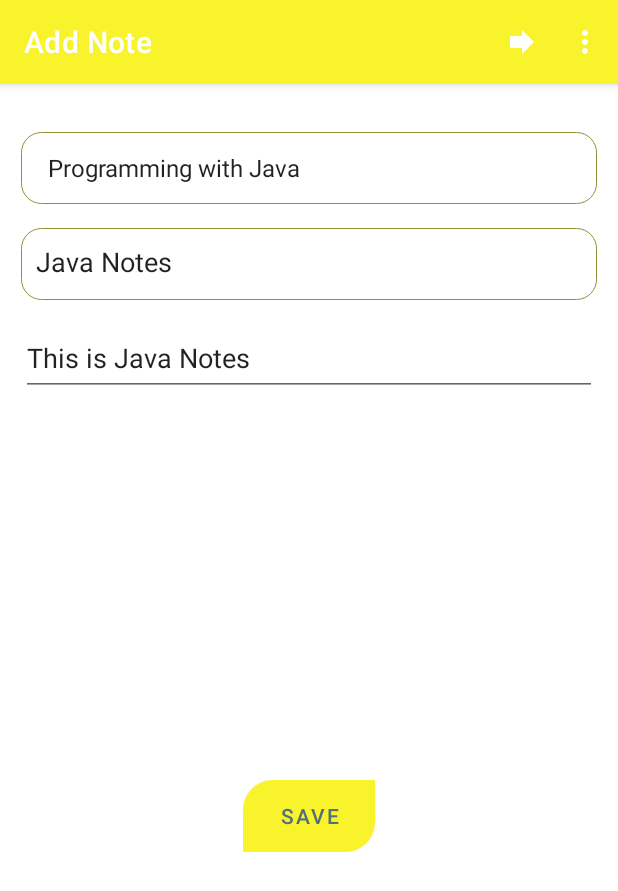
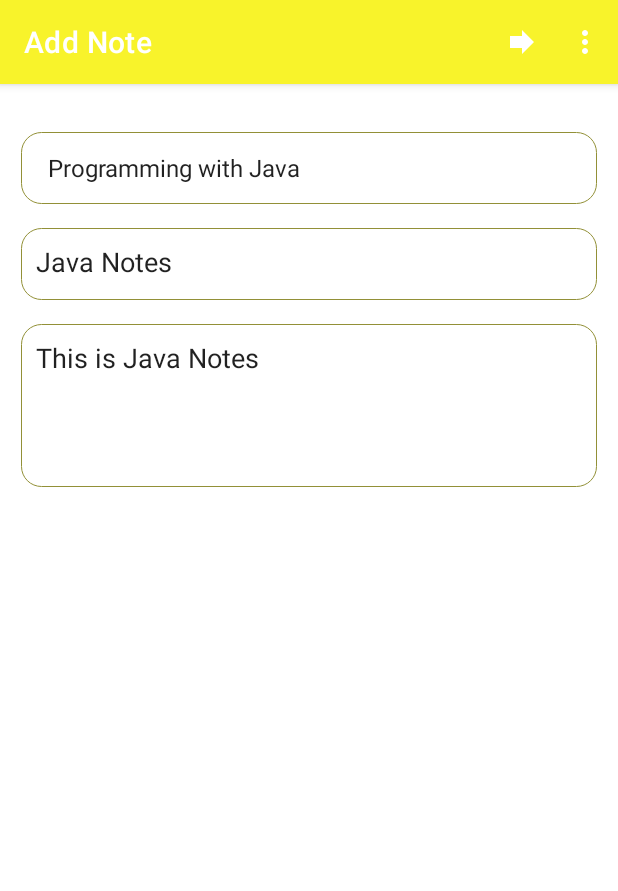
Before and after one commit to brightsonmacha/gads2021-noteapp, an Android app: the screen it shows after launch (MainActivity), after a tap on "Java Notes", on a phone screen of 412 x 824 dp. Shown: the top 891 px of the screen. Run offline under Robolectric (Android 15) with nearby library versions, the phone set to English and light mode, and no system bars; 1 other tap on this screen came first.

Commit message:
Handle percistance

```diff
--- a/app/build.gradle
+++ b/app/build.gradle
@@ -33,7 +33,6 @@ android {
 }
 
 dependencies {
-
     implementation 'androidx.appcompat:appcompat:1.3.1'
     implementation 'com.google.android.material:material:1.4.0'
     implementation 'androidx.constraintlayout:constraintlayout:2.1.1'
--- a/app/src/main/java/com/example/noteapp/MainActivity.kt
+++ b/app/src/main/java/com/example/noteapp/MainActivity.kt
@@ -11,34 +11,32 @@ import androidx.appcompat.app.AppCompatActivity
 
 class MainActivity : AppCompatActivity() {
     private var notePosition = NOTE_SET_POSITION
+
     override fun onCreate(savedInstanceState: Bundle?) {
         super.onCreate(savedInstanceState)
         setContentView(R.layout.activity_main)
 
-        val adCourse = ArrayAdapter(this,android.R.layout.simple_spinner_item, DataManager.courses().values.toList())
+        val adCourse = ArrayAdapter(
+            this,
+            android.R.layout.simple_spinner_item,
+            DataManager.courses().values.toList()
+        )
         adCourse.setDropDownViewResource(android.R.layout.simple_spinner_dropdown_item)
 
-        val spinnerCourse =findViewById<Spinner>(R.id.spinnerCourse)
-        spinnerCourse.adapter = adCourse
+        val spinner = findViewById<Spinner>(R.id.spinnerCourse)
+        spinner.adapter = adCourse
 
-        notePosition = intent.getIntExtra(NOTE_POSITION, NOTE_SET_POSITION)
+        notePosition = savedInstanceState?.getInt(NOTE_POSITION, NOTE_SET_POSITION) ?:
+            intent.getIntExtra(NOTE_POSITION, NOTE_SET_POSITION)
 
         if(notePosition != NOTE_SET_POSITION)
             displayNotes()
+        else{
+            DataManager.notes.add(NoteInfo())
+            notePosition = DataManager.notes.lastIndex
+        }
     }
 
-    private fun displayNotes() {
-        val note = DataManager.notes[notePosition]
-        val txtTitle = findViewById<TextView>(R.id.txtTitle)
-        val txtDesc = findViewById<TextView>(R.id.txtDesc)
-        val spinner = findViewById<Spinner>(R.id.spinnerCourse)
-
-        val course = DataManager.courses().values.indexOf(note.course)
-        spinner.setSelection(course)
-
-        txtTitle.text = note.noteTitle
-        txtDesc.text = note.noteDesc
-    }
 
     //Option Menu Item
     override fun onCreateOptionsMenu(menu: Menu?): Boolean {
@@ -57,6 +55,27 @@ class MainActivity : AppCompatActivity() {
         }
     }
 
+    override fun onPause() {
+        super.onPause()
+        saveNote()
+    }
+
+    override fun onSaveInstanceState(outState: Bundle) {
+        super.onSaveInstanceState(outState)
+        outState.putInt(NOTE_POSITION, notePosition)
+    }
+
+    private fun saveNote() {
+        val note = DataManager.notes[notePosition]
+        val txtDesc = findViewById<TextView>(R.id.txtDesc)
+        val txtTitle = findViewById<TextView>(R.id.txtTitle)
+        val spinner = findViewById<Spinner>(R.id.spinnerCourse)
+
+        note.noteTitle = txtTitle.text.toString()
+        note.course = spinner.selectedItem as CourseInfo
+        note.noteDesc = txtDesc.text.toString()
+    }
+
     private fun moveNext() {
         ++notePosition
         val length = DataManager.notes.count()
@@ -67,4 +86,18 @@ class MainActivity : AppCompatActivity() {
         else
             displayNotes()
     }
+
+    private fun displayNotes() {
+        val note = DataManager.notes[notePosition]
+
+        val course = DataManager.courses().values.indexOf(note.course)
+        val txtDesc = findViewById<TextView>(R.id.txtDesc)
+        val txtTitle = findViewById<TextView>(R.id.txtTitle)
+        val spinner = findViewById<Spinner>(R.id.spinnerCourse)
+
+        spinner.setSelection(course)
+
+        txtTitle.text = note.noteTitle
+        txtDesc.text = note.noteDesc
+    }
 }
--- a/app/src/main/java/com/example/noteapp/NoteData.kt
+++ b/app/src/main/java/com/example/noteapp/NoteData.kt
@@ -6,8 +6,8 @@ class CourseInfo(val courseId:String, val courseTitle: String) {
     }
 }
 
-class NoteInfo(var course:CourseInfo, var noteTitle: String, var noteDesc: String) {
+class NoteInfo(var course:CourseInfo? = null, var noteTitle: String? = null, var noteDesc: String? = null) {
     override fun toString(): String {
-        return noteTitle
+        return noteTitle ?: ""
     }
 }
--- a/app/src/main/java/com/example/noteapp/NoteListActivity.kt
+++ b/app/src/main/java/com/example/noteapp/NoteListActivity.kt
@@ -2,8 +2,6 @@ package com.example.noteapp
 
 import android.content.Intent
 import android.os.Bundle
-import android.view.Menu
-import android.view.MenuItem
 import android.widget.ArrayAdapter
 import android.widget.Button
 import android.widget.ListView
@@ -27,5 +25,12 @@ class NoteListActivity : AppCompatActivity() {
         addBtnNote.setOnClickListener {
             startActivity(Intent(this, MainActivity::class.java))
         }
+
+    }
+
+    override fun onResume() {
+        val noteList = findViewById<ListView>(R.id.noteList)
+        super.onResume()
+        (noteList.adapter as ArrayAdapter<*>).notifyDataSetChanged()
     }
 }
--- a/app/src/main/res/layout/activity_main.xml
+++ b/app/src/main/res/layout/activity_main.xml
@@ -49,7 +49,10 @@
         android:ems="10"
         android:gravity="start|top"
         android:inputType="textMultiLine"
+        android:background="@drawable/border_round"
+        android:lines="4"
         android:minHeight="48dp"
+        android:singleLine="false"
         app:layout_constraintBottom_toBottomOf="parent"
         app:layout_constraintEnd_toEndOf="@+id/spinnerCourse"
         app:layout_constraintHorizontal_bias="0.0"
@@ -58,14 +61,4 @@
         app:layout_constraintVertical_bias="0.0"
         tools:ignore="SpeakableTextPresentCheck" />
 
-    <include
-        android:id="@+id/btn_save_note"
-        layout="@layout/content_layout"
-        android:layout_width="wrap_content"
-        android:layout_height="wrap_content"
-        app:layout_constraintBottom_toBottomOf="parent"
-        app:layout_constraintEnd_toEndOf="parent"
-        app:layout_constraintStart_toStartOf="parent"
-        app:layout_constraintTop_toBottomOf="@+id/txtDesc" />
-
 </androidx.constraintlayout.widget.ConstraintLayout>
--- a/app/src/main/res/values/themes.xml
+++ b/app/src/main/res/values/themes.xml
@@ -12,5 +12,7 @@
         <!-- Status bar color. -->
         <item name="android:statusBarColor" tools:targetApi="l">?attr/colorPrimaryVariant</item>
         <!-- Customize your theme here. -->
+
+
     </style>
 </resources>
```
